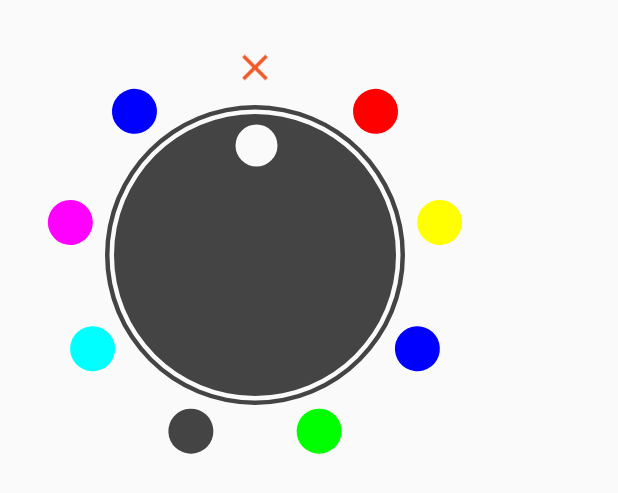
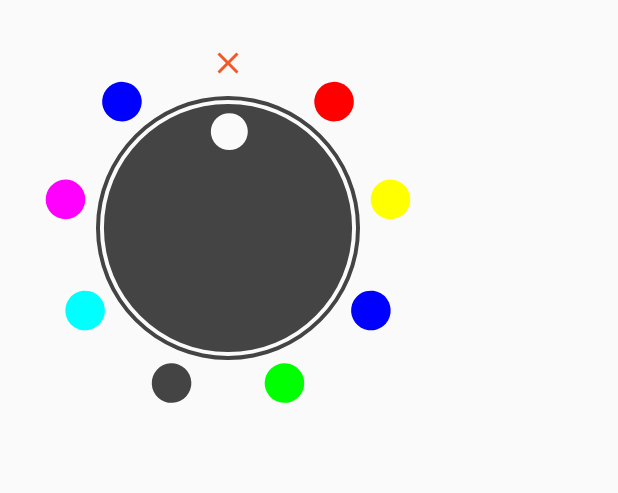
Before and after one commit to SARANSHAJIBABU/Pluralsight, an Android app: the layout sample_color_dial_view.xml on its own in the app's theme, with its tools: preview values and no code run, on a phone screen of 412 x 824 dp. Shown: the top 493 px of the screen. Run offline under Robolectric (Android 15) with nearby library versions, the phone set to English and light mode, and no system bars.

Commit message:
Custom Views | Added scaletofit by enhancing onMeasure

```diff
--- a/AndroidAppsWithKotlin_CustomViewsStartingCode/app/src/main/java/com/jwhh/notekeeper/ColorDialView.kt
+++ b/AndroidAppsWithKotlin_CustomViewsStartingCode/app/src/main/java/com/jwhh/notekeeper/ColorDialView.kt
@@ -39,6 +39,10 @@ constructor(context: Context, attrs: AttributeSet? = null, defStyleAttr: Int = 0
     private var totalTopPadding =0f
     private var totalBottomPadding =0f
 
+    private var scale = 1f
+    private var tickSizeScaled = tickSize *scale
+    private var scaleToFit = false
+
     private var tickPositionVertical =0f
     private var paint = Paint().also {
         it.color = Color.RED
@@ -62,6 +66,7 @@ constructor(context: Context, attrs: AttributeSet? = null, defStyleAttr: Int = 0
 
             tickSize = typedArray.getDimension(R.styleable.ColorDialView_tickRadius,toDP(10).toFloat())
             extraPadding = typedArray.getDimension(R.styleable.ColorDialView_tickPadding,toDP(30).toFloat()).toInt()
+            scaleToFit = typedArray.getBoolean(R.styleable.ColorDialView_scaleToFit,false)
 
         }finally {
             typedArray.recycle()
@@ -77,13 +82,37 @@ constructor(context: Context, attrs: AttributeSet? = null, defStyleAttr: Int = 0
 
         colors.add(0,Color.TRANSPARENT)
 
-        refreshValues()
+        refreshValues(true)
     }
 
     override fun onMeasure(widthMeasureSpec: Int, heightMeasureSpec: Int) {
-        val width = resolveSizeAndState(this.horizontalSize.toInt(),widthMeasureSpec,0)
-        val height = resolveSizeAndState(this.verticalSize.toInt(),heightMeasureSpec,0)
-        setMeasuredDimension(width,height)
+        if(scaleToFit){
+            refreshValues(false)
+            val specWidth = MeasureSpec.getSize(widthMeasureSpec)
+            val specHeight = MeasureSpec.getSize(heightMeasureSpec)
+            val workingWidth = specWidth-paddingLeft-paddingRight
+            val workingHeight = specHeight-paddingBottom-paddingTop
+            scale = if(workingHeight<workingWidth){ //smallest is height
+                workingHeight/(verticalSize-paddingTop-paddingBottom)
+            }else{
+                workingWidth/(horizontalSize-paddingLeft-paddingRight)
+            }
+            dialDrawable?.let {
+                it.bounds = getCenteredBound((dialDiameter * scale).toInt())
+            }
+
+            noColorDrawable?.let {
+                it.bounds = getCenteredBound((tickSize*scale).toInt(),2f)
+            }
+            val  width = resolveSizeAndState((this.horizontalSize.toInt()*scale).toInt(),widthMeasureSpec,0)
+            val  height = resolveSizeAndState((this.verticalSize.toInt()*scale).toInt(),widthMeasureSpec,0)
+            refreshValues(true)
+            setMeasuredDimension(width,height)
+        }else{
+            val width = resolveSizeAndState(this.horizontalSize.toInt(),widthMeasureSpec,0)
+            val height = resolveSizeAndState(this.verticalSize.toInt(),heightMeasureSpec,0)
+            setMeasuredDimension(width,height)
+        }
     }
 
 
@@ -100,29 +129,33 @@ constructor(context: Context, attrs: AttributeSet? = null, defStyleAttr: Int = 0
                 canvas.translate(-centerHorizontal,-tickPositionVertical)
             }else{
                 paint.color = color
-                canvas.drawCircle(centerHorizontal,tickPositionVertical,tickSize,paint)
+                canvas.drawCircle(centerHorizontal,tickPositionVertical,tickSizeScaled,paint)
             }
 
             canvas.rotate(angleBetweenColors,centerHorizontal,centerVertical)
         }
     }
 
-    private fun refreshValues(){
-        totalBottomPadding = (paddingBottom+extraPadding).toFloat()
-        totalLeftPadding = (paddingLeft+extraPadding).toFloat()
-        totalRightPadding = (paddingRight+extraPadding).toFloat()
-        totalTopPadding = (paddingTop+extraPadding).toFloat()
+    private fun refreshValues(withScale:Boolean){
+        val localScale = if(withScale)scale else 1f
 
-        tickPositionVertical = paddingTop+extraPadding/2f
+        totalBottomPadding = (paddingBottom+extraPadding*localScale)
+        totalLeftPadding = (paddingLeft+extraPadding*localScale)
+        totalRightPadding = (paddingRight+extraPadding*localScale)
+        totalTopPadding = (paddingTop+extraPadding*localScale)
+
+        tickPositionVertical = paddingTop+extraPadding*localScale/2f
 
 
-        horizontalSize = paddingLeft+paddingRight+(extraPadding*2)+dialDiameter.toFloat()
-        verticalSize = paddingTop+paddingBottom+(extraPadding*2)+dialDiameter.toFloat()
+        horizontalSize = paddingLeft+paddingRight+(extraPadding*localScale*2)+dialDiameter* localScale
+        verticalSize = paddingTop+paddingBottom+(extraPadding*localScale*2)+dialDiameter* localScale
 
         centerHorizontal = totalLeftPadding +(horizontalSize-totalLeftPadding-totalRightPadding)/2
         centerVertical = totalTopPadding + (verticalSize-totalTopPadding-totalBottomPadding)/2
 
         angleBetweenColors = 360f/colors.size
+
+        tickSizeScaled = tickSize * localScale
     }
 
     private fun toDP(value:Int): Int {
--- a/AndroidAppsWithKotlin_CustomViewsStartingCode/app/src/main/res/layout/sample_color_dial_view.xml
+++ b/AndroidAppsWithKotlin_CustomViewsStartingCode/app/src/main/res/layout/sample_color_dial_view.xml
@@ -4,12 +4,13 @@
     android:layout_height="match_parent">
 
     <com.jwhh.notekeeper.ColorDialView
-        android:layout_width="match_parent"
-        android:layout_height="match_parent"
+        android:layout_width="307dp"
+        android:layout_height="304dp"
         android:paddingLeft="20dp"
         android:paddingTop="20dp"
         android:paddingBottom="20dp"
         app:dialDiameter="200dp"
+        app:scaleToFit="true"
         app:tickPadding="50dp"
         app:tickRadius="15dp" />
 
```
